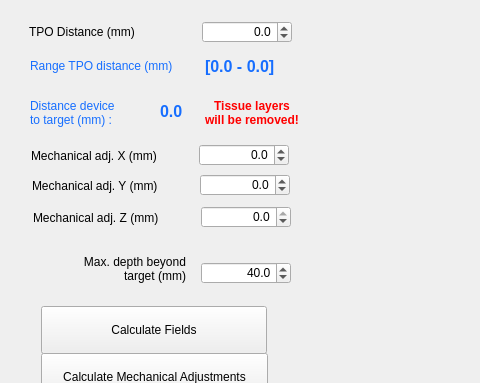
Before: the Qt Designer form BabelBrain/Babel_H246/form.ui in ProteusMRIgHIFU/BabelBrain, drawn with Qt 5; both pictures show x 0 to 480 and y 0 to 383 of the 1251 by 473 pixel window.
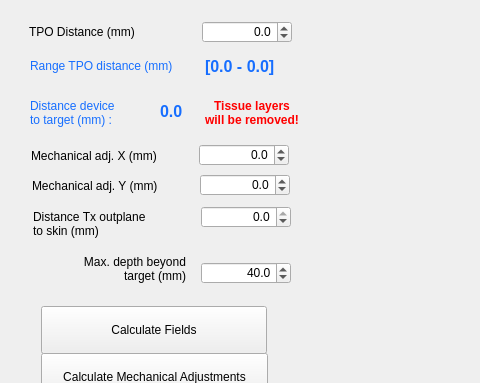
After: the same form once the commit is applied.

```diff
--- a/BabelBrain/Babel_H246/form.ui
+++ b/BabelBrain/Babel_H246/form.ui
@@ -269,11 +269,12 @@
      <x>33</x>
      <y>208</y>
      <width>143</width>
-     <height>20</height>
+     <height>31</height>
     </rect>
    </property>
    <property name="text">
-    <string>Mechanical adj. Z (mm)</string>
+    <string>Distance Tx outplane
+to skin (mm)</string>
    </property>
   </widget>
   <widget class="QDoubleSpinBox" name="MaxDepthSpinBox">
```
Left out of the diff: 4 changed lines with no effect on the pictures.
